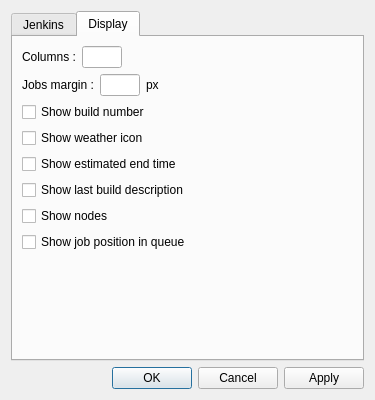
The window that src/views/uis/preferencesdialog.ui (Kaldor37/jenkins-cute-view) describes before a commit, drawn with Qt 5.
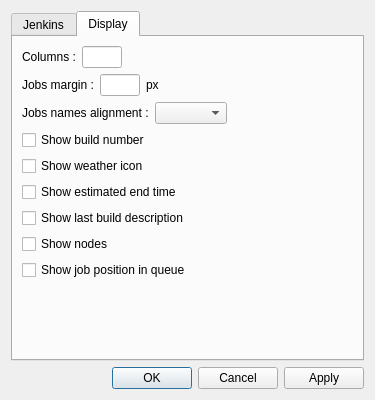
The same window after the commit.

Commit message: - Added the possibility to choose alignment of jobs names and descriptions

What changed in the file:
```diff
--- a/src/views/uis/preferencesdialog.ui
+++ b/src/views/uis/preferencesdialog.ui
@@ -235,6 +235,33 @@
          </item>
         </layout>
        </item>
+       <item>
+        <layout class="QHBoxLayout" name="horizontalLayout_6">
+         <item>
+          <widget class="QLabel" name="m_jobsNameDescAlignLabel">
+           <property name="text">
+            <string>Jobs names alignment :</string>
+           </property>
+          </widget>
+         </item>
+         <item>
+          <widget class="QComboBox" name="m_jobsNameDescAlignComboBox"/>
+         </item>
+         <item>
+          <spacer name="horizontalSpacer_6">
+           <property name="orientation">
+            <enum>Qt::Horizontal</enum>
+           </property>
+           <property name="sizeHint" stdset="0">
+            <size>
+             <width>40</width>
+             <height>20</height>
+            </size>
+           </property>
+          </spacer>
+         </item>
+        </layout>
+       </item>
        <item>
         <widget class="QCheckBox" name="m_showBuildNumberCheckBox">
          <property name="text">
```
The commit also changes 6 other files.
